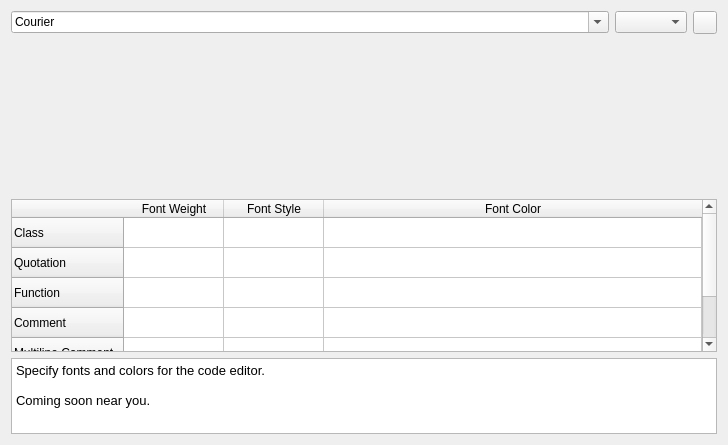
Old version of the form src/SeerEditorConfigPage.ui in the repository epasveer/seer.
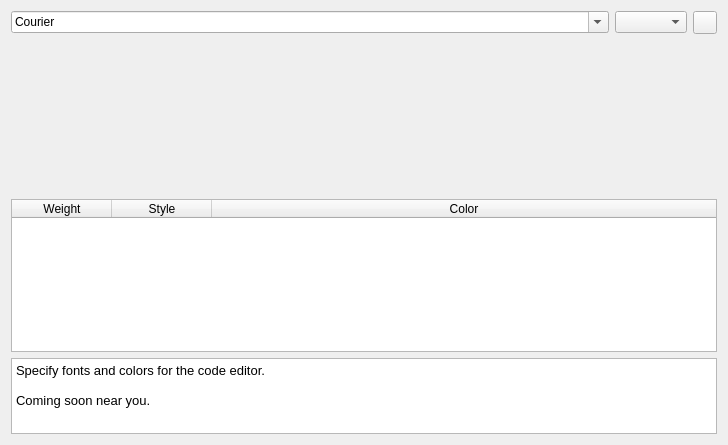
New version of the form. Icons and pictures are not drawn. Custom widgets are drawn as their Qt base class.

Diff of the .ui file:
```diff
--- a/src/SeerEditorConfigPage.ui
+++ b/src/SeerEditorConfigPage.ui
@@ -50,49 +50,19 @@
      <attribute name="verticalHeaderStretchLastSection">
       <bool>false</bool>
      </attribute>
-     <row>
-      <property name="text">
-       <string>Class</string>
-      </property>
-     </row>
-     <row>
-      <property name="text">
-       <string>Quotation</string>
-      </property>
-     </row>
-     <row>
-      <property name="text">
-       <string>Function</string>
-      </property>
-     </row>
-     <row>
-      <property name="text">
-       <string>Comment</string>
-      </property>
-     </row>
-     <row>
-      <property name="text">
-       <string>Multiline Comment</string>
-      </property>
-     </row>
-     <row>
-      <property name="text">
-       <string>Keyword</string>
-      </property>
-     </row>
      <column>
       <property name="text">
-       <string>Font Weight</string>
+       <string>Weight</string>
       </property>
      </column>
      <column>
       <property name="text">
-       <string>Font Style</string>
+       <string>Style</string>
       </property>
      </column>
      <column>
       <property name="text">
-       <string>Font Color</string>
+       <string>Color</string>
       </property>
      </column>
     </widget>
```
Left out of the diff: 2 changed lines with no effect on the pictures.
